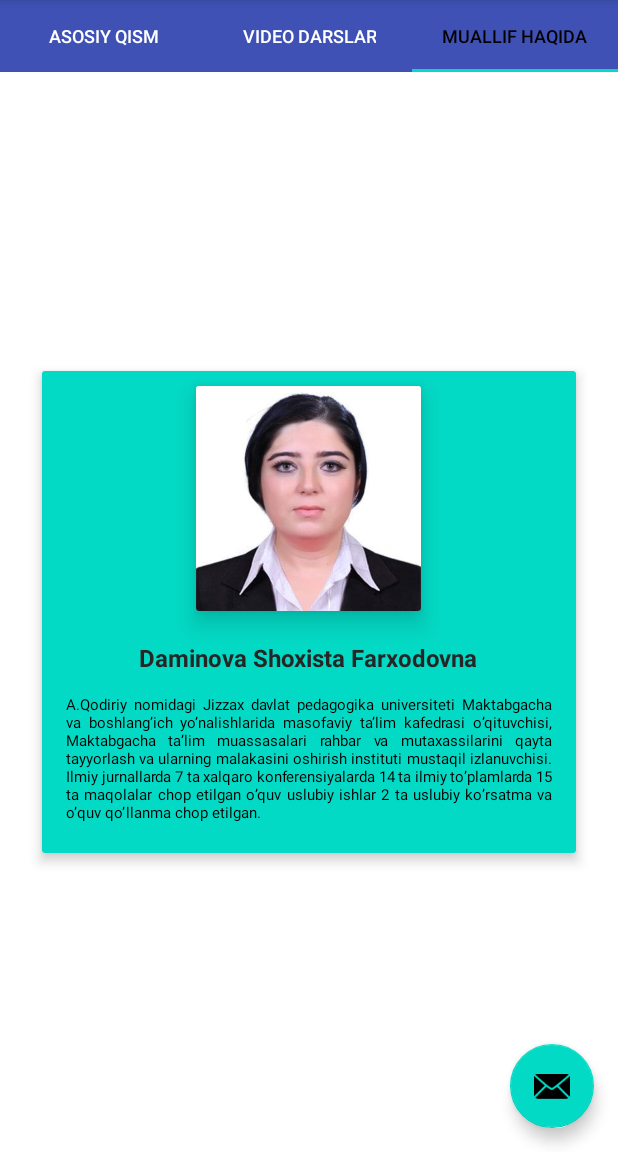
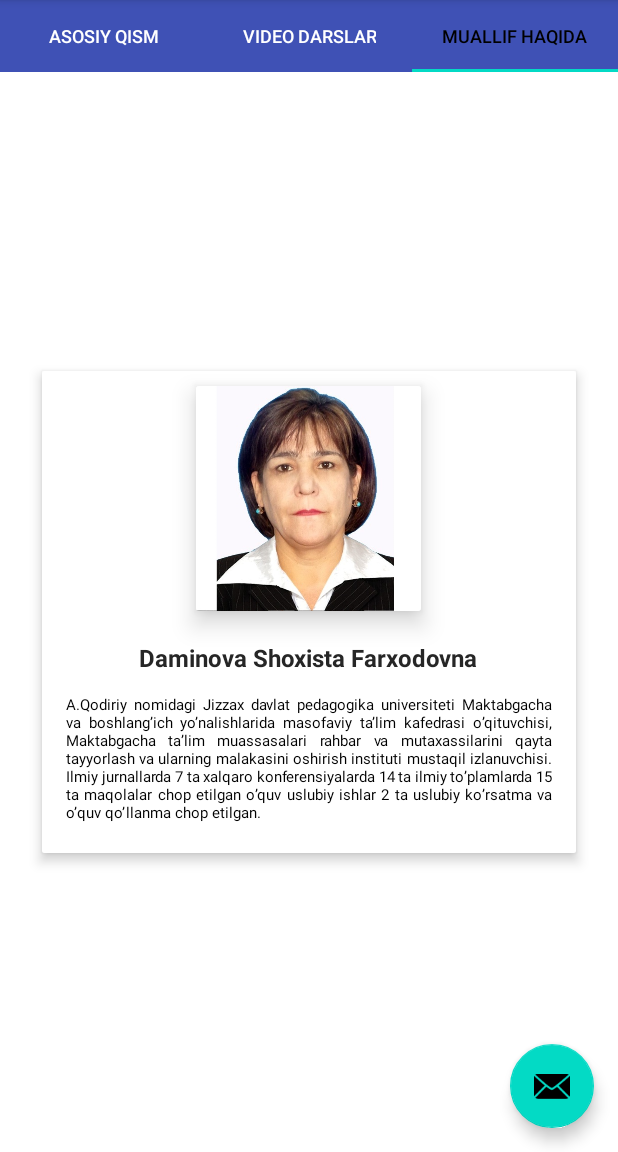
Before and after one commit to asadbekakmedov2001/metodologiya, an Android app: the screen it shows after launch (MainActivity), tab 3 chosen, on a phone screen of 412 x 824 dp, the part 84-1236 px from its top. Run offline under Robolectric (Android 15) with nearby library versions, the phone set to English and light mode, and no system bars.

Commit message:
Update fragment_slideshow.xml

```diff
--- a/app/src/main/res/layout/fragment_slideshow.xml
+++ b/app/src/main/res/layout/fragment_slideshow.xml
@@ -21,7 +21,7 @@
         <LinearLayout
             android:layout_width="match_parent"
             android:layout_height="wrap_content"
-            android:background="@color/teal_200"
+            android:background="@color/white"
             android:orientation="vertical"
             android:gravity="center"
             >
@@ -36,7 +36,7 @@
                     android:layout_width="150dp"
                     android:layout_height="150dp"
                     android:scaleType="centerCrop"
-                    android:src="@drawable/ilova_3x4"
+                    android:src="@drawable/rasm3x4"
                     />
 
             </androidx.cardview.widget.CardView>
```
